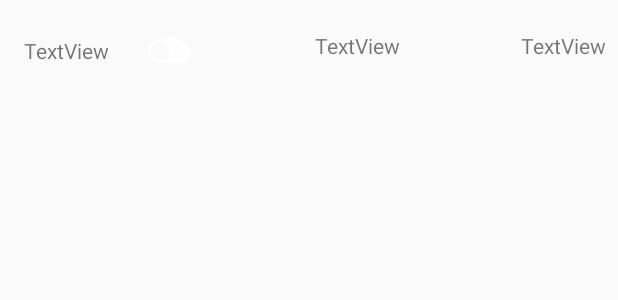
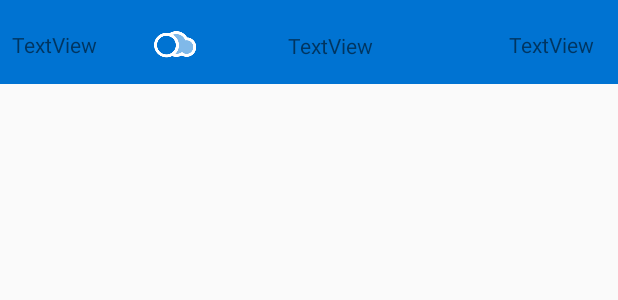
Before and after one commit to Paritosh7/Stormy, an Android app: the layout hourly_list_item.xml on its own in the app's theme, with its tools: preview values and no code run, on a phone screen of 412 x 824 dp. Shown: the top 300 px of the screen. Run offline under Robolectric (Android 15) with nearby library versions, the phone set to English and light mode, and no system bars.

Commit message:
corrections 2

```diff
--- a/app/src/main/java/com/example/paritosh/stormy/HourlyForecastActivity.java
+++ b/app/src/main/java/com/example/paritosh/stormy/HourlyForecastActivity.java
@@ -12,14 +12,13 @@ import java.util.ArrayList;
 
 public class HourlyForecastActivity extends AppCompatActivity {
 
-    RecyclerView recyclerView;
-    ArrayList<HourlyForecastModel> hourlyData;
+
 
     @Override
     protected void onCreate(Bundle savedInstanceState) {
         super.onCreate(savedInstanceState);
         setContentView(R.layout.activity_hourly_forecast);
-        hourlyData = getIntent().getParcelableArrayListExtra("hourlyData");
+        ArrayList<HourlyForecastModel> hourlyData = getIntent().getParcelableArrayListExtra("hourlyData");
         RecyclerView recyclerView = findViewById(R.id.recyclerView);
         recyclerView.setAdapter(new HourlyForecastAdapter(hourlyData));
         recyclerView.setLayoutManager(new LinearLayoutManager(this));
--- a/app/src/main/res/layout/activity_hourly_forecast.xml
+++ b/app/src/main/res/layout/activity_hourly_forecast.xml
@@ -4,6 +4,7 @@
     xmlns:tools="http://schemas.android.com/tools"
     android:layout_width="match_parent"
     android:layout_height="match_parent"
+    android:background="@color/appBackground"
     tools:context=".HourlyForecastActivity">
 
     <android.support.v7.widget.RecyclerView
--- a/app/src/main/res/layout/hourly_list_item.xml
+++ b/app/src/main/res/layout/hourly_list_item.xml
@@ -2,14 +2,16 @@
 <android.support.constraint.ConstraintLayout xmlns:android="http://schemas.android.com/apk/res/android"
     xmlns:app="http://schemas.android.com/apk/res-auto"
     android:layout_width="match_parent"
-    android:layout_height="wrap_content">
+    android:layout_height="wrap_content"
+    android:background="@color/appBackground"
+    android:paddingBottom="10dp">
 
     <TextView
         android:id="@+id/timeText"
         android:layout_width="wrap_content"
         android:layout_height="wrap_content"
-        android:layout_marginStart="16dp"
-        android:layout_marginTop="24dp"
+        android:layout_marginStart="8dp"
+        android:layout_marginTop="20dp"
         android:text="TextView"
         app:layout_constraintStart_toStartOf="parent"
         app:layout_constraintTop_toTopOf="parent" />
@@ -18,7 +20,7 @@
         android:id="@+id/iconImage"
         android:layout_width="wrap_content"
         android:layout_height="wrap_content"
-        android:layout_marginStart="24dp"
+        android:layout_marginStart="36dp"
         app:layout_constraintBottom_toBottomOf="@+id/timeText"
         app:layout_constraintStart_toEndOf="@+id/timeText"
         app:layout_constraintTop_toTopOf="@+id/timeText"
@@ -29,8 +31,9 @@
         android:layout_width="wrap_content"
         android:layout_height="wrap_content"
         android:layout_marginBottom="8dp"
-        android:layout_marginEnd="8dp"
+        android:layout_marginEnd="40dp"
         android:layout_marginStart="8dp"
+        android:layout_marginTop="8dp"
         android:text="TextView"
         app:layout_constraintBottom_toBottomOf="@+id/iconImage"
         app:layout_constraintEnd_toStartOf="@+id/temperatureText"
@@ -41,11 +44,9 @@
         android:id="@+id/temperatureText"
         android:layout_width="wrap_content"
         android:layout_height="wrap_content"
-        android:layout_marginBottom="8dp"
-        android:layout_marginEnd="8dp"
-        android:layout_marginTop="8dp"
+        android:layout_marginEnd="16dp"
+        android:layout_marginTop="20dp"
         android:text="TextView"
-        app:layout_constraintBottom_toBottomOf="@+id/summaryText"
         app:layout_constraintEnd_toEndOf="parent"
-        app:layout_constraintTop_toTopOf="@+id/summaryText" />
+        app:layout_constraintTop_toTopOf="parent" />
 </android.support.constraint.ConstraintLayout>
```
